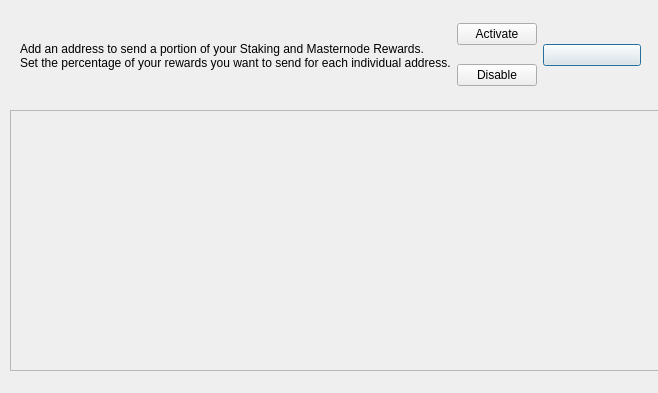
Before: the Qt Designer form src/qt/forms/multisendconfigdialog.ui in SHTDJ/Bulwark, drawn with Qt 5.
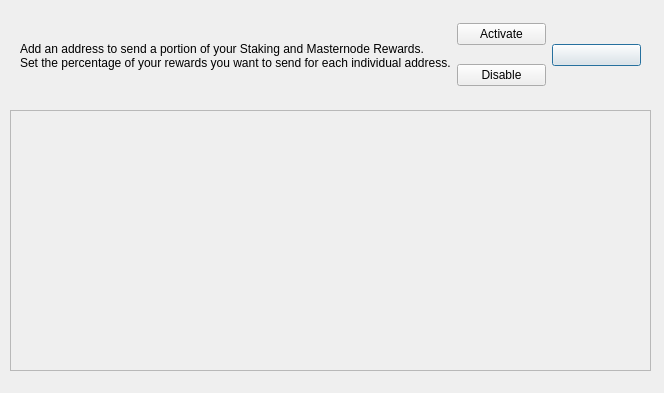
After: the same form once the commit is applied. Icons and pictures are not drawn.

```diff
--- a/src/qt/forms/multisendconfigdialog.ui
+++ b/src/qt/forms/multisendconfigdialog.ui
@@ -6,7 +6,7 @@
    <rect>
     <x>0</x>
     <y>0</y>
-    <width>658</width>
+    <width>664</width>
     <height>393</height>
    </rect>
   </property>
@@ -18,7 +18,7 @@
     <rect>
      <x>10</x>
      <y>110</y>
-     <width>759</width>
+     <width>641</width>
      <height>261</height>
     </rect>
    </property>
@@ -36,7 +36,7 @@
      <rect>
       <x>0</x>
       <y>0</y>
-      <width>757</width>
+      <width>639</width>
       <height>259</height>
      </rect>
     </property>
@@ -92,7 +92,7 @@
       <item>
        <widget class="QPushButton" name="activateButton">
         <property name="sizePolicy">
-         <sizepolicy hsizetype="Maximum" vsizetype="Fixed">
+         <sizepolicy hsizetype="Minimum" vsizetype="Fixed">
           <horstretch>0</horstretch>
           <verstretch>0</verstretch>
          </sizepolicy>
@@ -108,7 +108,7 @@
       <item>
        <widget class="QPushButton" name="disableButton">
         <property name="sizePolicy">
-         <sizepolicy hsizetype="Maximum" vsizetype="Fixed">
+         <sizepolicy hsizetype="Minimum" vsizetype="Fixed">
           <horstretch>0</horstretch>
           <verstretch>0</verstretch>
          </sizepolicy>
```
Left out of the diff: 2 changed lines with no effect on the pictures. Lines whose indentation alone changed are shown as unchanged.
